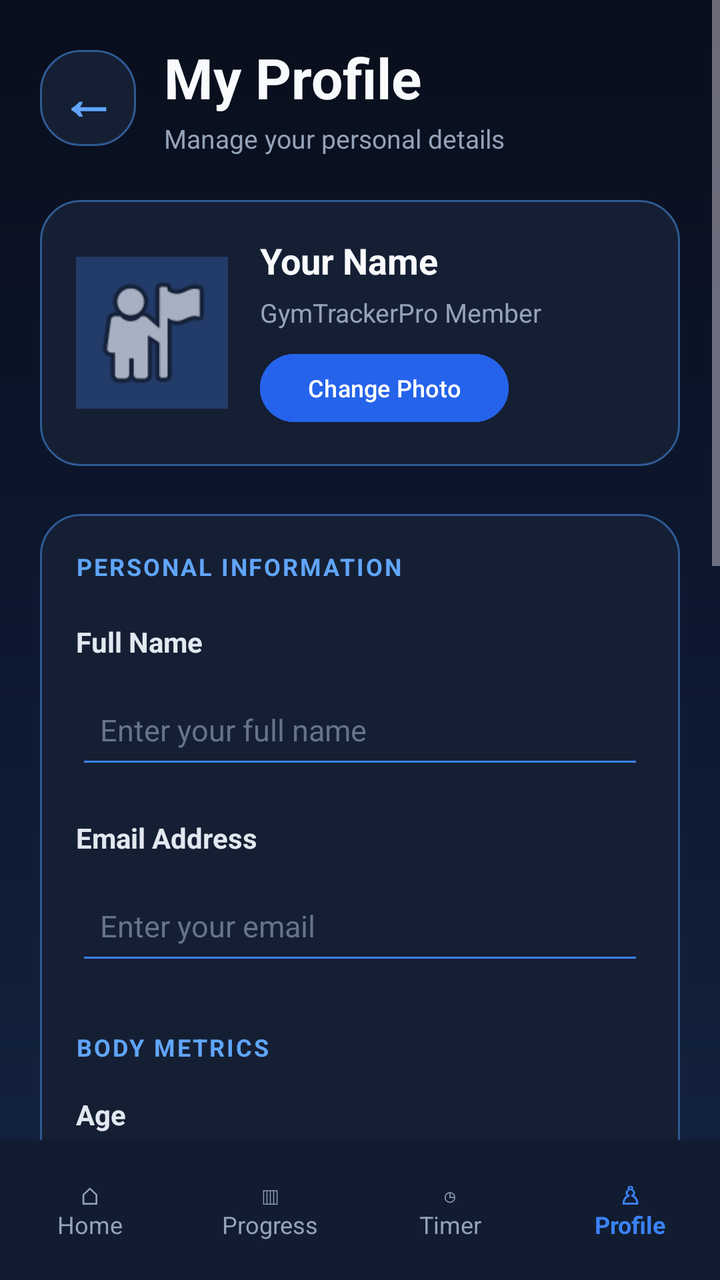
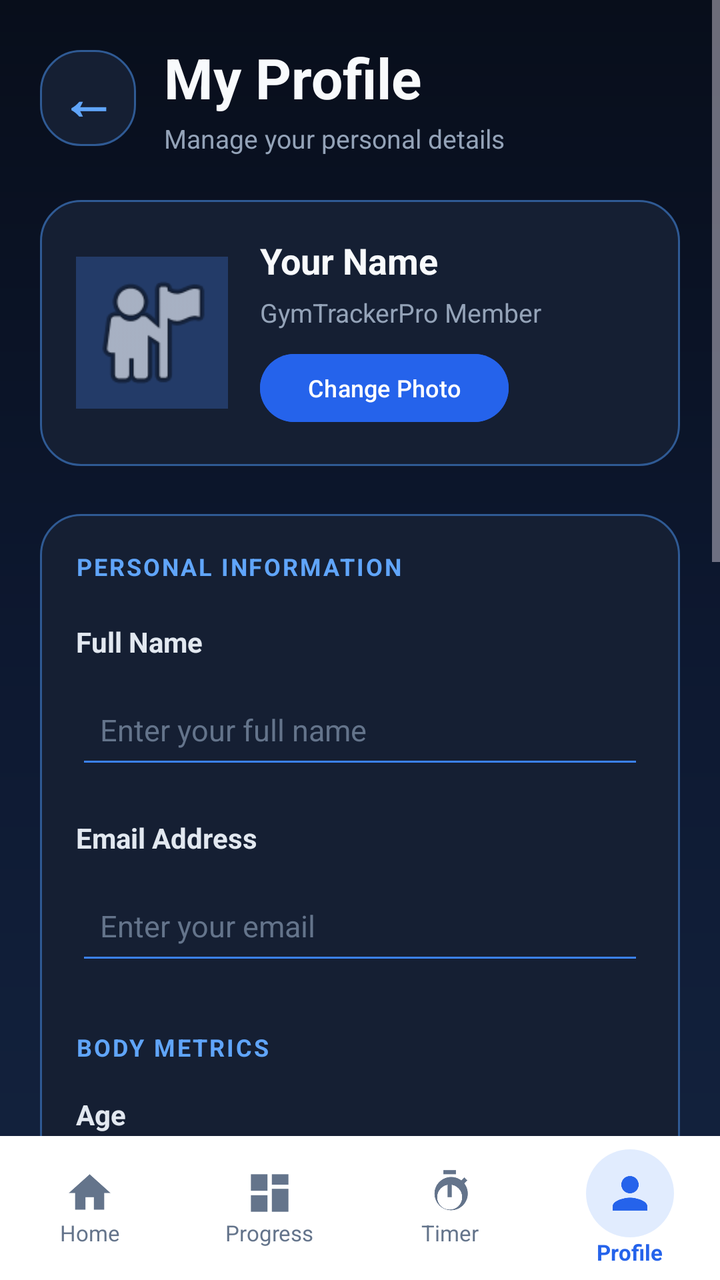

Before-and-after screenshots of an Android layout around one commit, followed by the original layout XML and the change that was made.
<!-- AndroidManifest.xml: application theme Theme.GymTrackerPro -->
<!-- res/layout/activity_profile.xml -->
<?xml version="1.0" encoding="utf-8"?>
<LinearLayout xmlns:android="http://schemas.android.com/apk/res/android"
    android:layout_width="match_parent"
    android:layout_height="match_parent"
    android:orientation="vertical"
    android:background="@drawable/bg_midnight_gradient">

    <ScrollView
        android:layout_width="match_parent"
        android:layout_height="0dp"
        android:layout_weight="1"
        android:fillViewport="true"
        android:clipToPadding="false">

        <LinearLayout
            android:layout_width="match_parent"
            android:layout_height="wrap_content"
            android:orientation="vertical"
            android:padding="20dp">

            
            <LinearLayout
                android:layout_width="match_parent"
                android:layout_height="wrap_content"
                android:gravity="center_vertical"
                android:orientation="horizontal"
                android:layout_marginBottom="22dp">

                <TextView
                    android:id="@+id/buttonBackArrow"
                    android:layout_width="48dp"
                    android:layout_height="48dp"
                    android:background="@drawable/bg_card"
                    android:clickable="true"
                    android:contentDescription="Back to Dashboard"
                    android:focusable="true"
                    android:gravity="center"
                    android:text="←"
                    android:textColor="#60A5FA"
                    android:textSize="28sp"
                    android:textStyle="bold" />

                <LinearLayout
                    android:layout_width="0dp"
                    android:layout_height="wrap_content"
                    android:layout_marginStart="14dp"
                    android:layout_weight="1"
                    android:orientation="vertical">

                    <TextView
                        android:layout_width="match_parent"
                        android:layout_height="wrap_content"
                        android:text="My Profile"
                        android:textColor="#F8FAFC"
                        android:textSize="28sp"
                        android:textStyle="bold" />

                    <TextView
                        android:layout_width="match_parent"
                        android:layout_height="wrap_content"
                        android:layout_marginTop="3dp"
                        android:text="Manage your personal details"
                        android:textColor="#94A3B8"
                        android:textSize="13sp" />

                </LinearLayout>
            </LinearLayout>

            
            <LinearLayout
                android:layout_width="match_parent"
                android:layout_height="wrap_content"
                android:layout_marginBottom="24dp"
                android:background="@drawable/bg_card"
                android:gravity="center_vertical"
                android:orientation="horizontal"
                android:padding="18dp">

                <ImageView
                    android:id="@+id/imageProfilePicture"
                    android:layout_width="76dp"
                    android:layout_height="76dp"
                    android:background="#233B68"
                    android:contentDescription="Profile picture"
                    android:padding="4dp"
                    android:scaleType="centerCrop"
                    android:src="@android:drawable/ic_menu_myplaces" />

                <LinearLayout
                    android:layout_width="0dp"
                    android:layout_height="wrap_content"
                    android:layout_marginStart="16dp"
                    android:layout_weight="1"
                    android:orientation="vertical">

                    <TextView
                        android:id="@+id/textProfileDisplayName"
                        android:layout_width="match_parent"
                        android:layout_height="wrap_content"
                        android:text="Your Name"
                        android:textColor="#F8FAFC"
                        android:textSize="18sp"
                        android:textStyle="bold" />

                    <TextView
                        android:layout_width="match_parent"
                        android:layout_height="wrap_content"
                        android:layout_marginTop="5dp"
                        android:text="GymTrackerPro Member"
                        android:textColor="#94A3B8"
                        android:textSize="13sp" />

                    <Button
                        android:id="@+id/buttonChangeProfilePicture"
                        android:layout_width="wrap_content"
                        android:layout_height="42dp"
                        android:layout_marginTop="8dp"
                        android:backgroundTint="#2563EB"
                        android:text="Change Photo"
                        android:textAllCaps="false"
                        android:textColor="#FFFFFF"
                        android:textSize="12sp" />

                </LinearLayout>
            </LinearLayout>

            
            <LinearLayout
                android:layout_width="match_parent"
                android:layout_height="wrap_content"
                android:background="@drawable/bg_card"
                android:orientation="vertical"
                android:padding="18dp">

                <TextView
                    android:layout_width="match_parent"
                    android:layout_height="wrap_content"
                    android:layout_marginBottom="20dp"
                    android:text="PERSONAL INFORMATION"
                    android:textColor="#60A5FA"
                    android:textSize="12sp"
                    android:textStyle="bold"
                    android:letterSpacing="0.08" />

                
                <TextView
                    android:layout_width="match_parent"
                    android:layout_height="wrap_content"
                    android:text="Full Name"
                    android:textColor="#E2E8F0"
                    android:textSize="14sp"
                    android:textStyle="bold" />

                <EditText
                    android:id="@+id/editName"
                    android:layout_width="match_parent"
                    android:layout_height="52dp"
                    android:layout_marginTop="7dp"
                    android:backgroundTint="#3B82F6"
                    android:hint="Enter your full name"
                    android:inputType="textPersonName"
                    android:paddingHorizontal="12dp"
                    android:textColor="#F8FAFC"
                    android:textColorHint="#64748B"
                    android:textSize="15sp" />

                
                <TextView
                    android:layout_width="match_parent"
                    android:layout_height="wrap_content"
                    android:layout_marginTop="20dp"
                    android:text="Email Address"
                    android:textColor="#E2E8F0"
                    android:textSize="14sp"
                    android:textStyle="bold" />

                <EditText
                    android:id="@+id/editEmail"
                    android:layout_width="match_parent"
                    android:layout_height="52dp"
                    android:layout_marginTop="7dp"
                    android:backgroundTint="#3B82F6"
                    android:hint="Enter your email"
                    android:inputType="textEmailAddress"
                    android:paddingHorizontal="12dp"
                    android:textColor="#F8FAFC"
                    android:textColorHint="#64748B"
                    android:textSize="15sp" />

                
                <TextView
                    android:layout_width="match_parent"
                    android:layout_height="wrap_content"
                    android:layout_marginTop="28dp"
                    android:layout_marginBottom="16dp"
                    android:text="BODY METRICS"
                    android:textColor="#60A5FA"
                    android:textSize="12sp"
                    android:textStyle="bold"
                    android:letterSpacing="0.08" />

                
                <TextView
                    android:layout_width="match_parent"
                    android:layout_height="wrap_content"
                    android:text="Age"
                    android:textColor="#E2E8F0"
                    android:textSize="14sp"
                    android:textStyle="bold" />

                <EditText
                    android:id="@+id/editAge"
                    android:layout_width="match_parent"
                    android:layout_height="52dp"
                    android:layout_marginTop="7dp"
                    android:backgroundTint="#3B82F6"
                    android:hint="Age in years"
                    android:inputType="number"
                    android:paddingHorizontal="12dp"
                    android:textColor="#F8FAFC"
                    android:textColorHint="#64748B"
                    android:textSize="15sp" />

                
                <TextView
                    android:layout_width="match_parent"
                    android:layout_height="wrap_content"
                    android:layout_marginTop="20dp"
                    android:text="Height (cm)"
                    android:textColor="#E2E8F0"
                    android:textSize="14sp"
                    android:textStyle="bold" />

                <EditText
                    android:id="@+id/editHeight"
                    android:layout_width="match_parent"
                    android:layout_height="52dp"
                    android:layout_marginTop="7dp"
                    android:backgroundTint="#3B82F6"
                    android:hint="Height in centimetres"
                    android:inputType="numberDecimal"
                    android:paddingHorizontal="12dp"
                    android:textColor="#F8FAFC"
                    android:textColorHint="#64748B"
                    android:textSize="15sp" />

                
                <TextView
                    android:layout_width="match_parent"
                    android:layout_height="wrap_content"
                    android:layout_marginTop="20dp"
                    android:text="Weight (kg)"
                    android:textColor="#E2E8F0"
                    android:textSize="14sp"
                    android:textStyle="bold" />

                <EditText
                    android:id="@+id/editWeight"
                    android:layout_width="match_parent"
                    android:layout_height="52dp"
                    android:layout_marginTop="7dp"
                    android:backgroundTint="#3B82F6"
                    android:hint="Weight in kilograms"
                    android:inputType="numberDecimal"
                    android:paddingHorizontal="12dp"
                    android:textColor="#F8FAFC"
                    android:textColorHint="#64748B"
                    android:textSize="15sp" />

                
                <TextView
                    android:layout_width="match_parent"
                    android:layout_height="wrap_content"
                    android:layout_marginTop="28dp"
                    android:layout_marginBottom="16dp"
                    android:text="FITNESS OBJECTIVE"
                    android:textColor="#60A5FA"
                    android:textSize="12sp"
                    android:textStyle="bold"
                    android:letterSpacing="0.08" />

                <TextView
                    android:layout_width="match_parent"
                    android:layout_height="wrap_content"
                    android:text="Fitness Goal"
                    android:textColor="#E2E8F0"
                    android:textSize="14sp"
                    android:textStyle="bold" />

                <EditText
                    android:id="@+id/editFitnessGoal"
                    android:layout_width="match_parent"
                    android:layout_height="52dp"
                    android:layout_marginTop="7dp"
                    android:backgroundTint="#3B82F6"
                    android:hint="e.g. Build muscle"
                    android:inputType="textCapSentences"
                    android:paddingHorizontal="12dp"
                    android:textColor="#F8FAFC"
                    android:textColorHint="#64748B"
                    android:textSize="15sp" />

                
                <Button
                    android:id="@+id/buttonSaveProfile"
                    android:layout_width="match_parent"
                    android:layout_height="56dp"
                    android:layout_marginTop="30dp"
                    android:backgroundTint="#2563EB"
                    android:text="Save Profile"
                    android:textColor="#FFFFFF"
                    android:textSize="16sp"
                    android:textStyle="bold" />

            </LinearLayout>

            <TextView
                android:layout_width="match_parent"
                android:layout_height="wrap_content"
                android:layout_marginTop="22dp"
                android:layout_marginBottom="12dp"
                android:gravity="center"
                android:padding="8dp"
                android:text="YOUR FITNESS JOURNEY. YOUR PROGRESS."
                android:textColor="#64748B"
                android:textSize="11sp"
                android:letterSpacing="0.06" />

        </LinearLayout>
    </ScrollView>

    
    <LinearLayout
        android:layout_width="match_parent"
        android:layout_height="70dp"
        android:orientation="horizontal"
        android:gravity="center"
        android:background="#111C30"
        android:elevation="12dp"
        android:paddingTop="6dp"
        android:paddingBottom="6dp">

        <TextView
            android:id="@+id/navHome"
            android:layout_width="0dp"
            android:layout_height="match_parent"
            android:layout_weight="1"
            android:gravity="center"
            android:text="⌂\nHome"
            android:textColor="#94A3B8"
            android:textSize="12sp"
            android:clickable="true"
            android:focusable="true" />

        <TextView
            android:id="@+id/navProgress"
            android:layout_width="0dp"
            android:layout_height="match_parent"
            android:layout_weight="1"
            android:gravity="center"
            android:text="▥\nProgress"
            android:textColor="#94A3B8"
            android:textSize="12sp"
            android:clickable="true"
            android:focusable="true" />

        <TextView
            android:id="@+id/navTimer"
            android:layout_width="0dp"
            android:layout_height="match_parent"
            android:layout_weight="1"
            android:gravity="center"
            android:text="◷\nTimer"
            android:textColor="#94A3B8"
            android:textSize="12sp"
            android:clickable="true"
            android:focusable="true" />

        <TextView
            android:id="@+id/navProfile"
            android:layout_width="0dp"
            android:layout_height="match_parent"
            android:layout_weight="1"
            android:gravity="center"
            android:text="♙\nProfile"
            android:textColor="#3B82F6"
            android:textSize="12sp"
            android:textStyle="bold"
            android:clickable="true"
            android:focusable="true" />

    </LinearLayout>

</LinearLayout>
<!-- resources referenced by this layout -->
<resources>
  <!-- drawable bg_card (drawable) -->
  <?xml version="1.0" encoding="utf-8"?>
  <shape xmlns:android="http://schemas.android.com/apk/res/android" android:shape="rectangle">
      <solid android:color="@color/gt_surface" />
      <corners android:radius="20dp" />
      <stroke android:width="1dp" android:color="@color/gt_stroke" />
  </shape>
  <!-- drawable bg_midnight_gradient (drawable) -->
  <?xml version="1.0" encoding="utf-8"?>
  <shape xmlns:android="http://schemas.android.com/apk/res/android"
      android:shape="rectangle">
  
      <gradient
          android:angle="270"
          android:startColor="#080E1B"
          android:centerColor="#0D1830"
          android:endColor="#142440"
          android:type="linear" />
  
  </shape>
  <style name="Theme.GymTrackerPro" parent="Base.Theme.GymTrackerPro" />
  <color name="gt_surface">#151F33</color>
  <color name="gt_stroke">#2F5A94</color>
  <style name="Base.Theme.GymTrackerPro" parent="Theme.Material3.Dark.NoActionBar">
          <item name="colorPrimary">@color/gt_blue</item>
          <item name="colorSurface">@color/gt_surface</item>
          <item name="android:windowBackground">@color/gt_background</item>
  
          
          <item name="android:statusBarColor">@color/gt_background</item>
          <item name="android:navigationBarColor">@color/gt_background</item>
          <item name="android:windowLightStatusBar">false</item>
      </style>
  <color name="gt_blue">#60A5FA</color>
  <color name="gt_background">#0B1120</color>
</resources>

<!-- the commit's change to res/layout/activity_profile.xml (unified diff, before → after) -->
@@ -1,5 +1,7 @@
 <?xml version="1.0" encoding="utf-8"?>
-<LinearLayout xmlns:android="http://schemas.android.com/apk/res/android"
+<LinearLayout
+    xmlns:android="http://schemas.android.com/apk/res/android"
+    xmlns:app="http://schemas.android.com/apk/res-auto"
     android:layout_width="match_parent"
     android:layout_height="match_parent"
     android:orientation="vertical"
@@ -329,66 +331,125 @@
         </LinearLayout>
     </ScrollView>
 
+
     
     <LinearLayout
+        android:id="@+id/bottomNavigation"
         android:layout_width="match_parent"
-        android:layout_height="70dp"
+        android:layout_height="72dp"
         android:orientation="horizontal"
         android:gravity="center"
-        android:background="#111C30"
+        android:background="#FFFFFF"
         android:elevation="12dp"
         android:paddingTop="6dp"
         android:paddingBottom="6dp">
 
-        <TextView
+        
+        <LinearLayout
             android:id="@+id/navHome"
             android:layout_width="0dp"
             android:layout_height="match_parent"
             android:layout_weight="1"
+            android:orientation="vertical"
             android:gravity="center"
-            android:text="⌂\nHome"
-            android:textColor="#94A3B8"
-            android:textSize="12sp"
             android:clickable="true"
-            android:focusable="true" />
-
-        <TextView
+            android:focusable="true">
+
+            <ImageView
+                android:layout_width="25dp"
+                android:layout_height="25dp"
+                android:src="@drawable/ic_nav_home"
+                app:tint="#64748B"
+                android:contentDescription="Home" />
+
+            <TextView
+                android:layout_width="wrap_content"
+                android:layout_height="wrap_content"
+                android:text="Home"
+                android:textColor="#64748B"
+                android:textSize="11sp" />
+        </LinearLayout>
+
+        
+        <LinearLayout
             android:id="@+id/navProgress"
             android:layout_width="0dp"
             android:layout_height="match_parent"
             android:layout_weight="1"
+            android:orientation="vertical"
             android:gravity="center"
-            android:text="▥\nProgress"
-            android:textColor="#94A3B8"
-            android:textSize="12sp"
             android:clickable="true"
-            android:focusable="true" />
-
-        <TextView
+            android:focusable="true">
+
+            <ImageView
+                android:layout_width="25dp"
+                android:layout_height="25dp"
+                android:src="@drawable/ic_nav_progress"
+                app:tint="#64748B"
+                android:contentDescription="Progress" />
+
+            <TextView
+                android:layout_width="wrap_content"
+                android:layout_height="wrap_content"
+                android:text="Progress"
+                android:textColor="#64748B"
+                android:textSize="11sp" />
+        </LinearLayout>
+
+        
+        <LinearLayout
             android:id="@+id/navTimer"
             android:layout_width="0dp"
             android:layout_height="match_parent"
             android:layout_weight="1"
+            android:orientation="vertical"
             android:gravity="center"
-            android:text="◷\nTimer"
-            android:textColor="#94A3B8"
-            android:textSize="12sp"
             android:clickable="true"
-            android:focusable="true" />
-
-        <TextView
+            android:focusable="true">
+
+            <ImageView
+                android:layout_width="25dp"
+                android:layout_height="25dp"
+                android:src="@drawable/ic_nav_timer"
+                app:tint="#64748B"
+                android:contentDescription="Timer" />
+
+            <TextView
+                android:layout_width="wrap_content"
+                android:layout_height="wrap_content"
+                android:text="Timer"
+                android:textColor="#64748B"
+                android:textSize="11sp" />
+        </LinearLayout>
+
+        
+        <LinearLayout
             android:id="@+id/navProfile"
             android:layout_width="0dp"
             android:layout_height="match_parent"
             android:layout_weight="1"
+            android:orientation="vertical"
             android:gravity="center"
-            android:text="♙\nProfile"
-            android:textColor="#3B82F6"
-            android:textSize="12sp"
-            android:textStyle="bold"
             android:clickable="true"
-            android:focusable="true" />
+            android:focusable="true">
+
+            <ImageView
+                android:layout_width="44dp"
+                android:layout_height="44dp"
+                android:background="@drawable/bg_nav_icon_glow"
+                android:padding="9dp"
+                android:src="@drawable/ic_nav_profile"
+                app:tint="#2563EB"
+                android:contentDescription="Profile" />
+
+            <TextView
+                android:layout_width="wrap_content"
+                android:layout_height="wrap_content"
+                android:text="Profile"
+                android:textColor="#2563EB"
+                android:textSize="11sp"
+                android:textStyle="bold" />
+        </LinearLayout>
 
     </LinearLayout>
-
 </LinearLayout>
<!-- resource entries referenced after the edit -->
@@ -20,6 +20,61 @@
           android:type="linear" />
   
   </shape>
+  <!-- drawable bg_nav_icon_glow (drawable) -->
+  <shape xmlns:android="http://schemas.android.com/apk/res/android"
+      android:shape="oval">
+  
+      <solid android:color="#263B82F6" />
+  
+      <size
+          android:width="44dp"
+          android:height="44dp" />
+  
+  </shape>
+  <!-- drawable ic_nav_home (drawable) -->
+  <vector xmlns:android="http://schemas.android.com/apk/res/android"
+      android:width="24dp"
+      android:height="24dp"
+      android:viewportWidth="24"
+      android:viewportHeight="24">
+  
+      <path
+          android:fillColor="#64748B"
+          android:pathData="M10,20v-6h4v6h5v-8h3L12,3 2,12h3v8z"/>
+  </vector>
+  <!-- drawable ic_nav_profile (drawable) -->
+  <vector xmlns:android="http://schemas.android.com/apk/res/android"
+      android:width="24dp"
+      android:height="24dp"
+      android:viewportWidth="24"
+      android:viewportHeight="24">
+  
+      <path
+          android:fillColor="#64748B"
+          android:pathData="M12,12c2.21,0 4,-1.79 4,-4s-1.79,-4 -4,-4 -4,1.79 -4,4 1.79,4 4,4zM12,14c-2.67,0 -8,1.34 -8,4v2h16v-2c0,-2.66 -5.33,-4 -8,-4z"/>
+  </vector>
+  <!-- drawable ic_nav_progress (drawable) -->
+  <vector xmlns:android="http://schemas.android.com/apk/res/android"
+      android:width="24dp"
+      android:height="24dp"
+      android:viewportWidth="24"
+      android:viewportHeight="24">
+  
+      <path
+          android:fillColor="#64748B"
+          android:pathData="M3,3h8v8H3zM13,3h8v5h-8zM13,10h8v11h-8zM3,13h8v8H3z"/>
+  </vector>
+  <!-- drawable ic_nav_timer (drawable) -->
+  <vector xmlns:android="http://schemas.android.com/apk/res/android"
+      android:width="24dp"
+      android:height="24dp"
+      android:viewportWidth="24"
+      android:viewportHeight="24">
+  
+      <path
+          android:fillColor="#64748B"
+          android:pathData="M15,1H9v2h6V1zM11,14h2V8h-2v6zM19.03,7.39l1.42,-1.42 -1.42,-1.42 -1.42,1.42a8,8 0,1 0,1.42 1.42zM12,20a6,6 0,1 1,0 -12a6,6 0,0 1,0 12z"/>
+  </vector>
   <style name="Theme.GymTrackerPro" parent="Base.Theme.GymTrackerPro" />
   <color name="gt_surface">#151F33</color>
   <color name="gt_stroke">#2F5A94</color>
